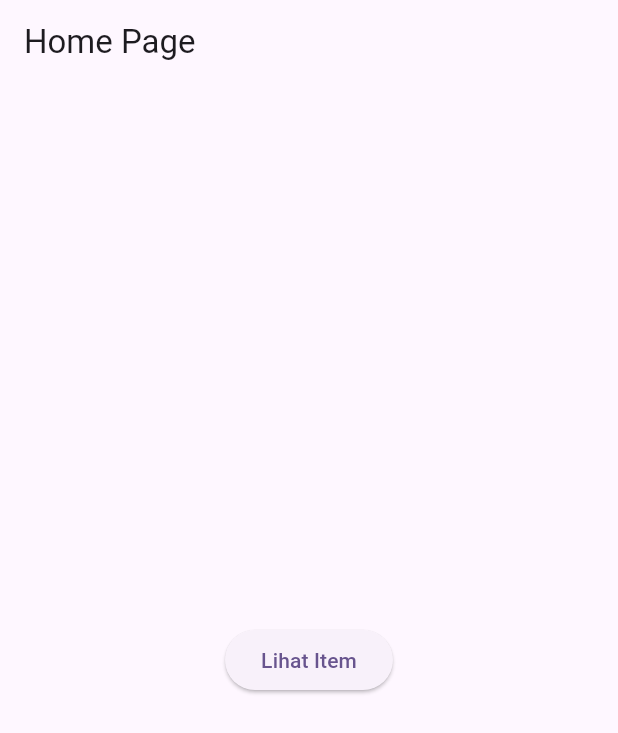
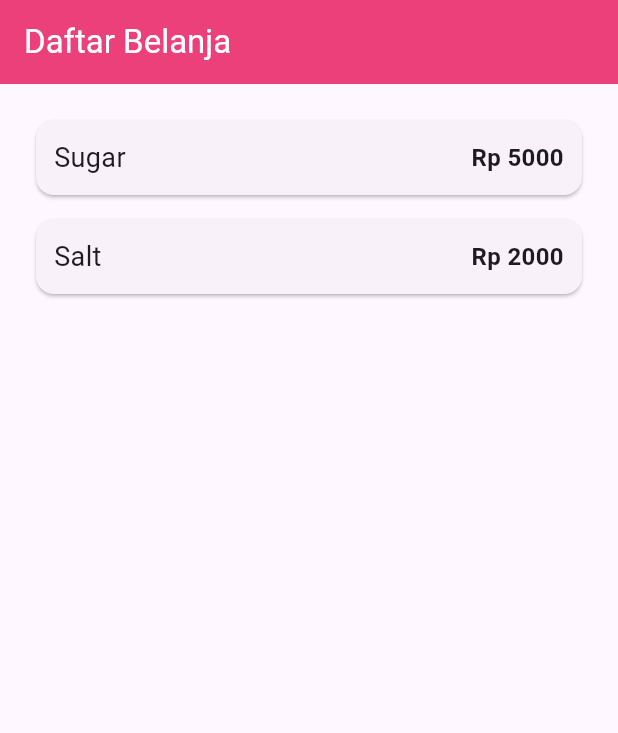
Before and after one commit to tasyasss/Sem5_Mobile, a Flutter app: the screen it shows after launch, on a phone screen of 412 x 824 dp. Shown: the top 733 px of the screen. Run offline on Flutter 3.47's test engine with Material 3 defaults, Android fonts, the light colour scheme and no system bars.

Commit message:
add ListView & itemBuilder

```diff
--- a/FlutterGitbook/6_Layout_dan_Navigasi/belanja/lib/pages/home_page.dart
+++ b/FlutterGitbook/6_Layout_dan_Navigasi/belanja/lib/pages/home_page.dart
@@ -14,16 +14,48 @@ class HomePage extends StatelessWidget {
   Widget build(BuildContext context) {
     return Scaffold(
       appBar: AppBar(
-        title: const Text('Home Page'),
+        title: const Text('Daftar Belanja'),
+        backgroundColor: Colors.pink[400],
+        foregroundColor: Colors.white,
       ),
-      body: Center(
-        child: ElevatedButton(
-          onPressed: () {
-            Navigator.pushNamed(context, '/item');
+      body: Container(
+        margin: const EdgeInsets.all(8),
+        child: ListView.builder(
+          padding: const EdgeInsets.all(8),
+          itemCount: items.length,
+          itemBuilder: (context, index) {
+            final item = items[index];
+            return Card(
+              margin: const EdgeInsets.all(8),
+              child: Container(
+                padding: const EdgeInsets.all(12),
+                child: Row(
+                  children: [
+                    Expanded(
+                      flex: 2,
+                      child: Text(
+                        item.name,
+                        style: const TextStyle(fontSize: 18),
+                      ),
+                    ),
+                    Expanded(
+                      flex: 1,
+                      child: Text(
+                        'Rp ${item.price}',
+                        textAlign: TextAlign.end,
+                        style: const TextStyle(
+                          fontSize: 16,
+                          fontWeight: FontWeight.bold,
+                        ),
+                      ),
+                    ),
+                  ],
+                ), // Row
+              ), // Container
+            ); // Card
           },
-          child: const Text('Lihat Item'),
-        ),
-      ),
+        ), // ListView.builder
+      ), // Container
     );
   }
 }
```
Also changed, not shown: FlutterGitbook/6_Layout_dan_Navigasi/belanja/images/P5_6.png (added).
